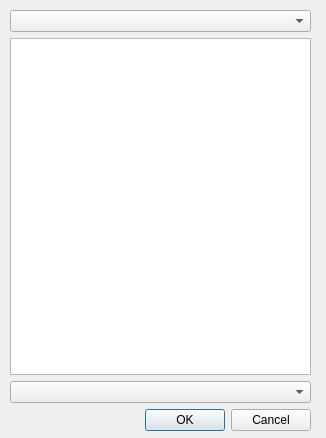
This is genericInputbox.ui in MAndrecPhD/PBCoreCreator as Qt 5 draws it before an edit. The edited form follows.
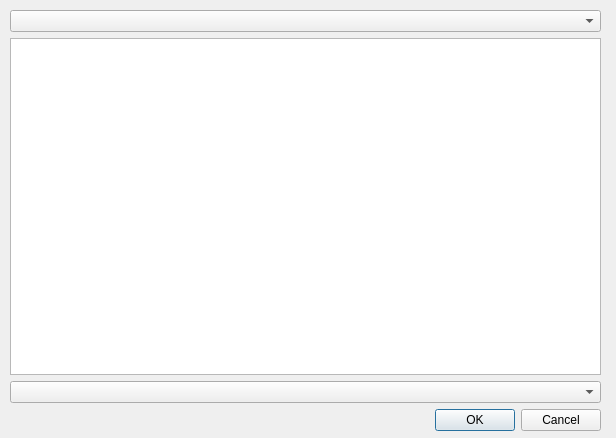
This is the edited form.

The edit to the form file:
```diff
--- a/genericInputbox.ui
+++ b/genericInputbox.ui
@@ -6,7 +6,7 @@
    <rect>
     <x>0</x>
     <y>0</y>
-    <width>326</width>
+    <width>616</width>
     <height>438</height>
    </rect>
   </property>
@@ -18,7 +18,7 @@
     <rect>
      <x>10</x>
      <y>10</y>
-     <width>301</width>
+     <width>591</width>
      <height>421</height>
     </rect>
    </property>
```
